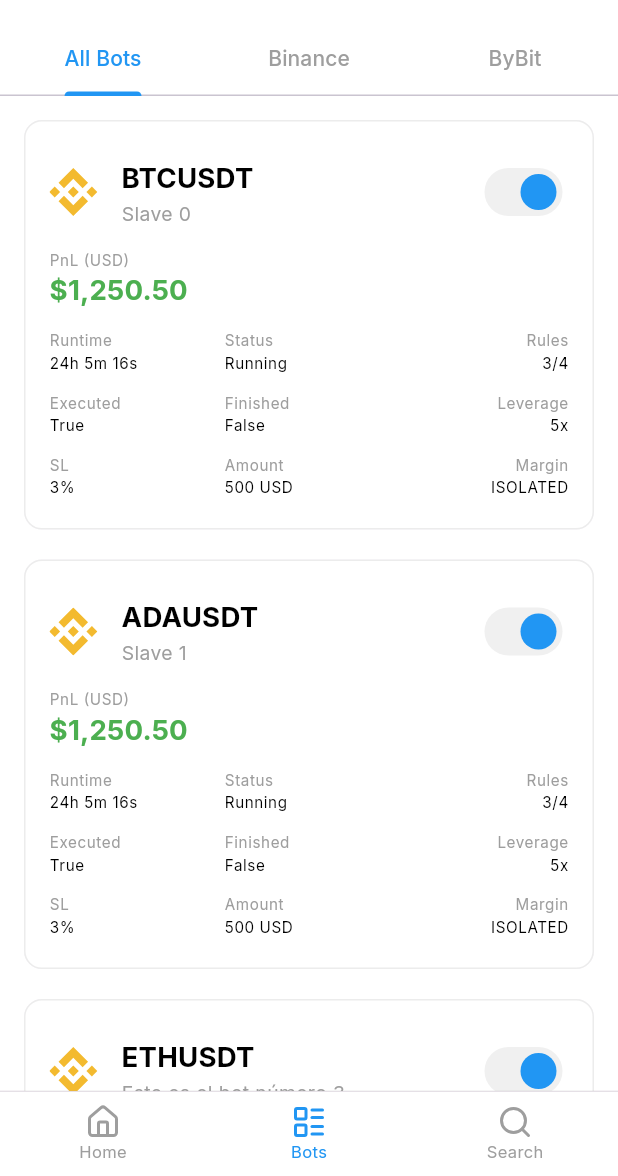
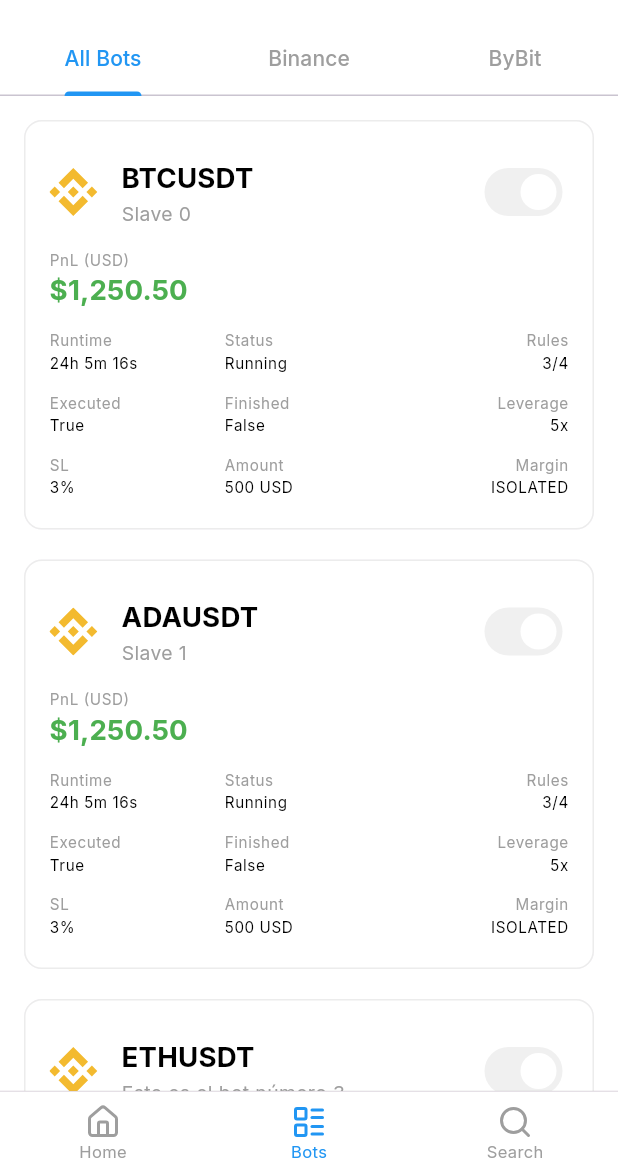
Before and after one commit to rey-sudo/blacker, a Flutter app: the screen it shows after launch, item 2 of the bottom bar chosen, on a phone screen of 412 x 824 dp, the part 60-1236 px from its top. Run offline on Flutter 3.47's test engine with Material 3 defaults, Android fonts, the phone set to English and light mode, and no system bars; our stand-ins replace flutter_screenutil, flutter_svg, get.

Commit message:
Update bots_page.dart

```diff
--- a/mobile/lib/pages/bots_page.dart
+++ b/mobile/lib/pages/bots_page.dart
@@ -146,7 +146,7 @@ class BotsPage extends StatelessWidget {
                       onChanged: (value) {
                         controller.updateBotStatus(bot, value);
                       },
-                      activeThumbColor: Colors.blue,
+                      activeThumbColor: Colors.white,
                       activeTrackColor: Colors.grey.withAlpha(40),
                       inactiveThumbColor: Colors.grey,
                       inactiveTrackColor: Colors.grey.withAlpha(100),
```
